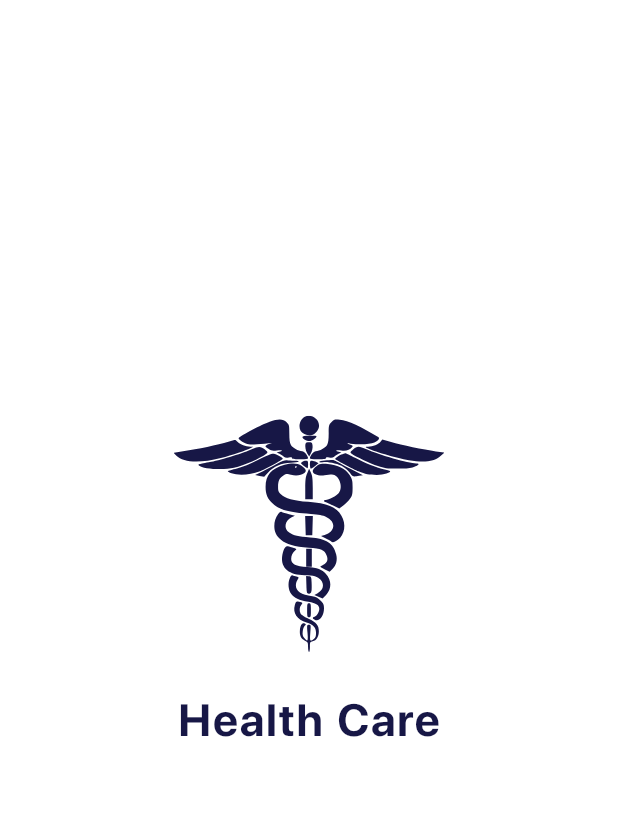
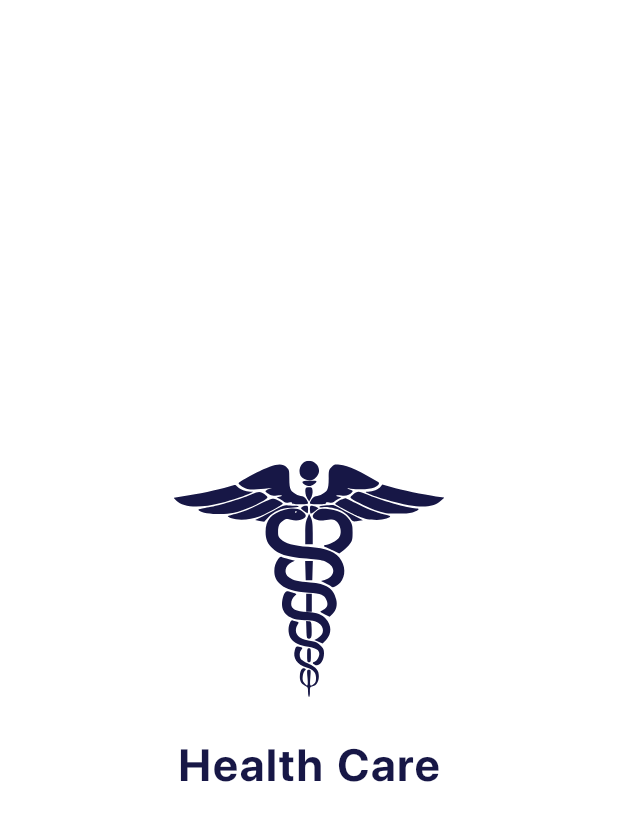
Before and after one commit to 20ET-MAN/health-care, a Flutter app: the SplashScreen screen opened directly, on a phone screen of 412 x 824 dp. Shown: the top 821 px of the screen. Run offline on Flutter 3.47's test engine with Material 2 defaults, Android fonts, the phone set to English and light mode, and no system bars; our stand-ins replace dots_indicator, flutter_svg, get_it.

Commit message:
checck day 16-4

```diff
--- a/lib/src/presentation/screens/splash_screen.dart
+++ b/lib/src/presentation/screens/splash_screen.dart
@@ -31,11 +31,13 @@ class _SplashScreenState extends State<SplashScreen> {
 
   @override
   Widget build(BuildContext context) {
-    return Scaffold(body: LayoutBuilder(
+    return Scaffold(
+      body: LayoutBuilder(
         builder: (BuildContext context, BoxConstraints layoutConstraints) {
           return Center(
             child: ConstrainedBox(
-            constraints: BoxConstraints(minHeight: layoutConstraints.maxHeight),
+              constraints:
+                  BoxConstraints(minHeight: layoutConstraints.maxHeight),
               child: IntrinsicHeight(
                 child: Column(
                   mainAxisAlignment: MainAxisAlignment.center,
@@ -54,15 +56,16 @@ class _SplashScreenState extends State<SplashScreen> {
                       'Health Care',
                       style: AppStyle().heading2.copyWith(fontSize: 30),
                     ),
-                  const SizedBox(
+                    /* const SizedBox(
                     height: 60,
-                  ),
+                  ),*/
                   ],
                 ),
               ),
             ),
           );
         },
-    ));
+      ),
+    );
   }
 }
```
Lines whose indentation alone changed are shown as unchanged.
